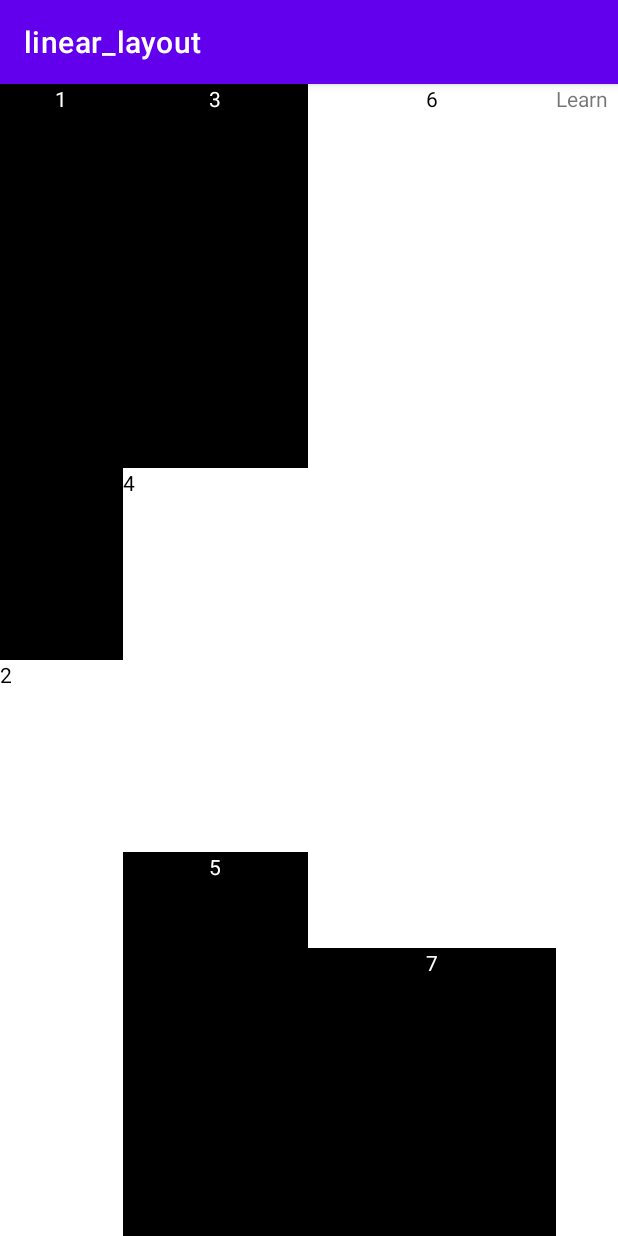
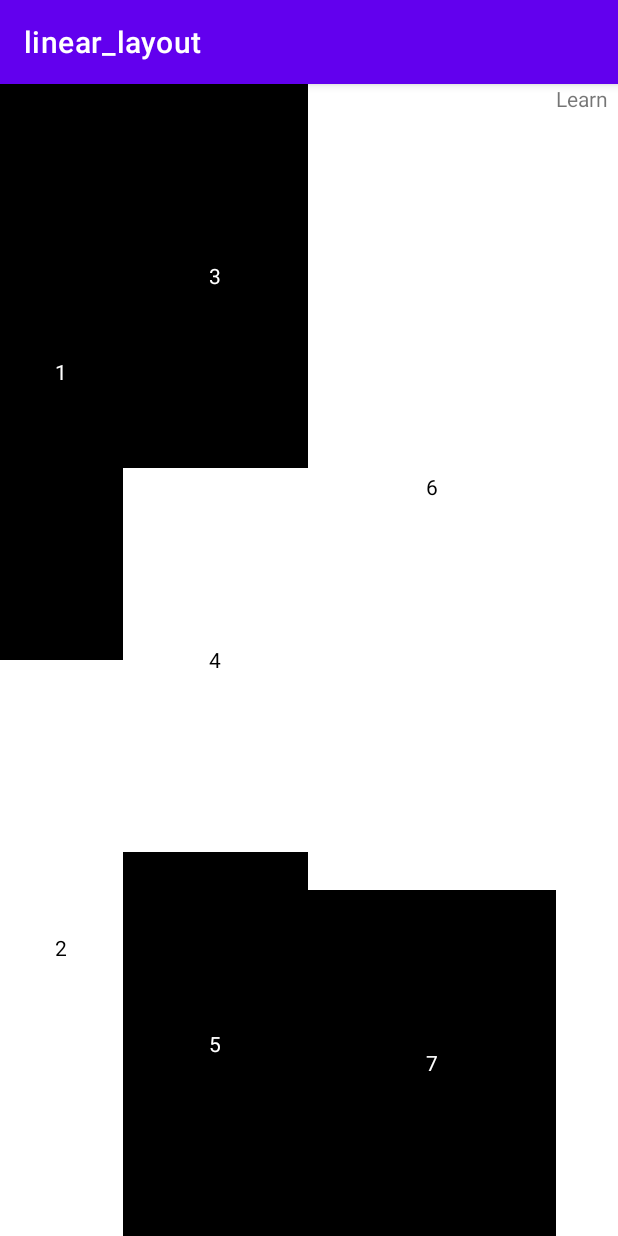
Before and after one commit to nguyentaijs/android_learn, an Android app: the screen it shows after launch (MainActivity), on a phone screen of 412 x 824 dp. Run offline under Robolectric (Android 15) with nearby library versions, the phone set to English and light mode, and no system bars.

Commit message:
Finish linear layout

```diff
--- a/linear_layout/app/src/main/res/layout/activity_main.xml
+++ b/linear_layout/app/src/main/res/layout/activity_main.xml
@@ -2,7 +2,7 @@
 <androidx.appcompat.widget.LinearLayoutCompat xmlns:android="http://schemas.android.com/apk/res/android"
     android:layout_width="match_parent"
     android:layout_height="match_parent"
-    android:layout_weight="10"
+    android:weightSum="10"
     android:orientation="horizontal">
 
     <androidx.appcompat.widget.LinearLayoutCompat
@@ -20,7 +20,7 @@
                 android:layout_width="match_parent"
                 android:layout_height="match_parent"
                 android:background="@color/black"
-                android:gravity="center_horizontal"
+                android:gravity="center"
                 android:text="1"
                 android:textColor="@color/white"></com.google.android.material.textview.MaterialTextView>
         </androidx.appcompat.widget.LinearLayoutCompat>
@@ -34,6 +34,7 @@
                 android:layout_width="match_parent"
                 android:layout_height="match_parent"
                 android:background="@color/white"
+                android:gravity="center"
                 android:text="2"
                 android:textColor="@color/black"></com.google.android.material.textview.MaterialTextView>
         </androidx.appcompat.widget.LinearLayoutCompat>
@@ -55,7 +56,7 @@
                 android:layout_width="match_parent"
                 android:layout_height="match_parent"
                 android:background="@color/black"
-                android:gravity="center_horizontal"
+                android:gravity="center"
                 android:text="3"
                 android:textColor="@color/white"></com.google.android.material.textview.MaterialTextView>
         </androidx.appcompat.widget.LinearLayoutCompat>
@@ -69,6 +70,7 @@
                 android:layout_width="match_parent"
                 android:layout_height="match_parent"
                 android:background="@color/white"
+                android:gravity="center"
                 android:text="4"
                 android:textColor="@color/black"></com.google.android.material.textview.MaterialTextView>
         </androidx.appcompat.widget.LinearLayoutCompat>
@@ -82,7 +84,7 @@
                 android:layout_width="match_parent"
                 android:layout_height="match_parent"
                 android:background="@color/black"
-                android:gravity="center_horizontal"
+                android:gravity="center"
                 android:text="5"
                 android:textColor="@color/white"></com.google.android.material.textview.MaterialTextView>
         </androidx.appcompat.widget.LinearLayoutCompat>
@@ -92,8 +94,21 @@
         android:layout_width="0dp"
         android:layout_height="match_parent"
         android:layout_weight="4"
+        android:weightSum="10"
         android:orientation="vertical"
         android:background="@color/design_default_color_background">
+        <androidx.appcompat.widget.LinearLayoutCompat
+            android:layout_width="match_parent"
+            android:layout_height="0dp"
+            android:layout_weight="7">
+            <com.google.android.material.textview.MaterialTextView
+                android:layout_width="match_parent"
+                android:layout_height="match_parent"
+                android:background="@color/white"
+                android:gravity="center"
+                android:text="6"
+                android:textColor="@color/black"></com.google.android.material.textview.MaterialTextView>
+        </androidx.appcompat.widget.LinearLayoutCompat>
         <androidx.appcompat.widget.LinearLayoutCompat
             android:layout_width="match_parent"
             android:layout_height="0dp"
@@ -101,20 +116,8 @@
             <com.google.android.material.textview.MaterialTextView
                 android:layout_width="match_parent"
                 android:layout_height="match_parent"
-                android:background="@color/white"
-                android:gravity="center_horizontal"
-                android:text="6"
-                android:textColor="@color/black"></com.google.android.material.textview.MaterialTextView>
-        </androidx.appcompat.widget.LinearLayoutCompat>
-        <androidx.appcompat.widget.LinearLayoutCompat
-            android:layout_width="match_parent"
-            android:layout_height="0dp"
-            android:layout_weight="1">
-            <com.google.android.material.textview.MaterialTextView
-                android:layout_width="match_parent"
-                android:layout_height="match_parent"
                 android:background="@color/black"
-                android:gravity="center_horizontal"
+                android:gravity="center"
                 android:text="7"
                 android:textColor="@color/white"></com.google.android.material.textview.MaterialTextView>
         </androidx.appcompat.widget.LinearLayoutCompat>
```
